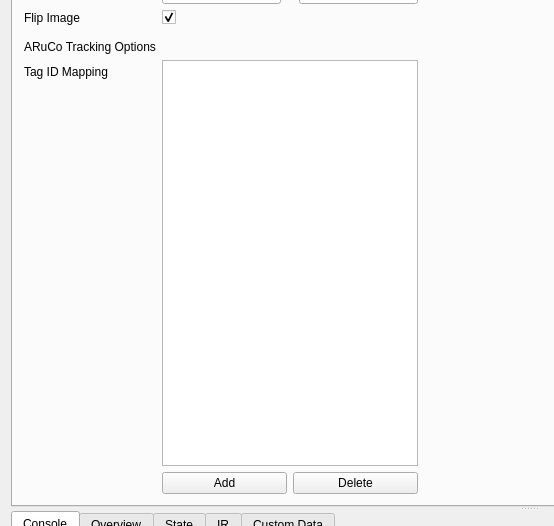
Qt form mainwindow.ui (yorkrobotlab/ardebug) before a commit; both pictures show x 0 to 554 and y 105 to 631 of the 1058 by 913 pixel window.
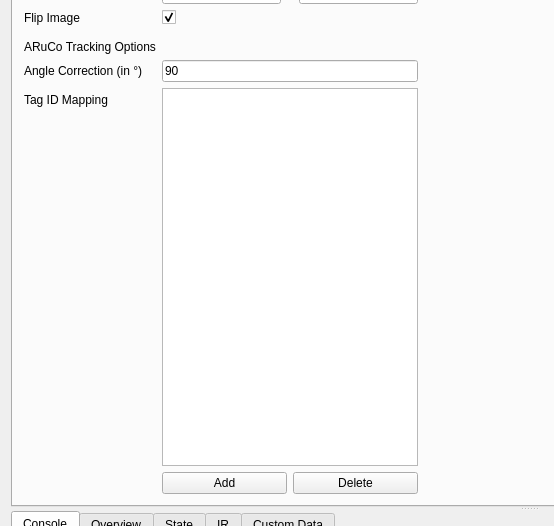
The same form after that commit. The open tabs and pages were chosen to show the change.

Commit message: addition of tag angle correction in settings, untested with camera

```diff
--- a/mainwindow.ui
+++ b/mainwindow.ui
@@ -234,17 +234,17 @@
               </property>
              </widget>
             </item>
-            <item row="5" column="0">
+            <item row="6" column="0">
              <widget class="QLabel" name="label_7">
               <property name="text">
                <string>Tag ID Mapping</string>
               </property>
              </widget>
             </item>
-            <item row="5" column="1">
-             <widget class="QTableWidget" name="tagMappingTable"/>
-            </item>
             <item row="6" column="1">
+             <widget class="QTableWidget" name="tagMappingTable"/>
+            </item>
+            <item row="7" column="1">
              <layout class="QHBoxLayout" name="horizontalLayout_2">
               <item>
                <widget class="QPushButton" name="tagMappingAddButton">
@@ -262,6 +262,20 @@
               </item>
              </layout>
             </item>
+            <item row="5" column="0">
+             <widget class="QLabel" name="label_20">
+              <property name="text">
+               <string>Angle Correction (in °)</string>
+              </property>
+             </widget>
+            </item>
+            <item row="5" column="1">
+             <widget class="QLineEdit" name="angleCorrectionEdit">
+              <property name="text">
+               <string>90</string>
+              </property>
+             </widget>
+            </item>
            </layout>
           </item>
          </layout>
```
Left out of the diff: 4 changed lines with no effect on the pictures. The commit also changes 5 other files.
